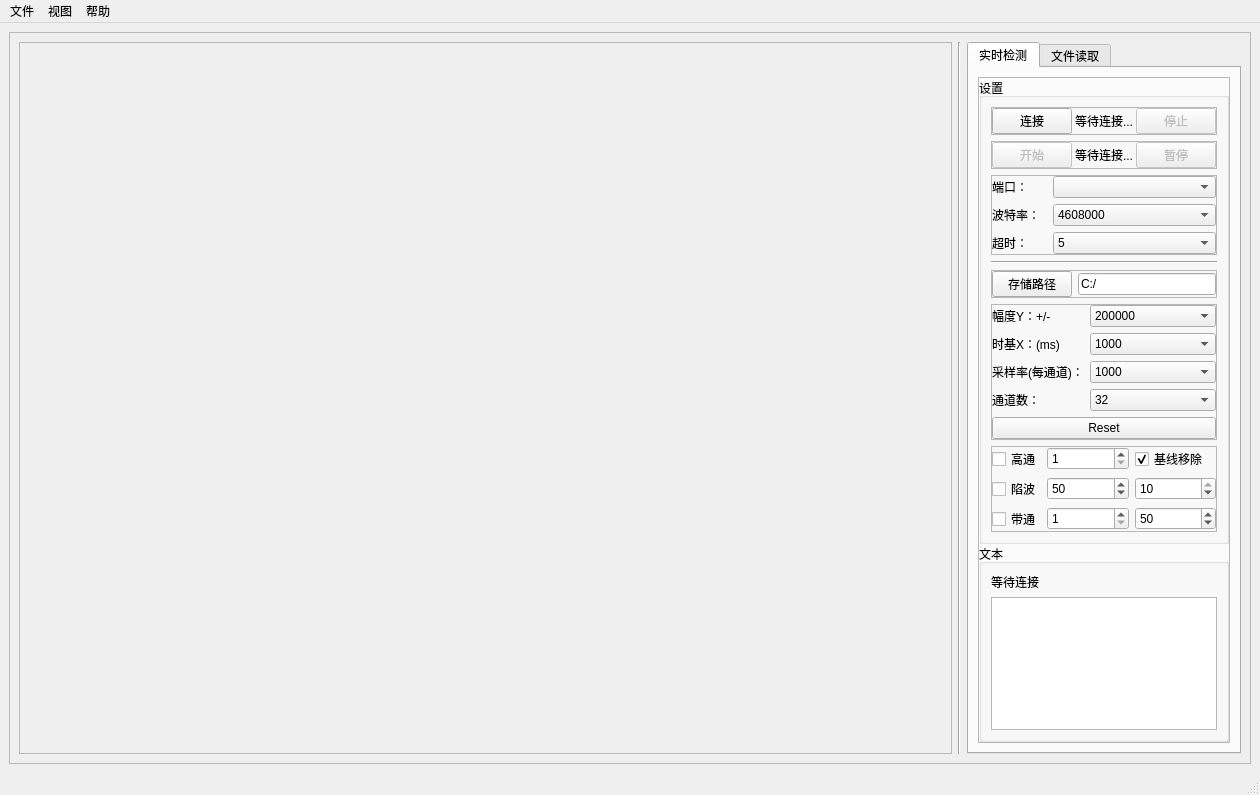
Bayyys/Notes, file AAA/ui/mainWindow.ui: the form before one commit.
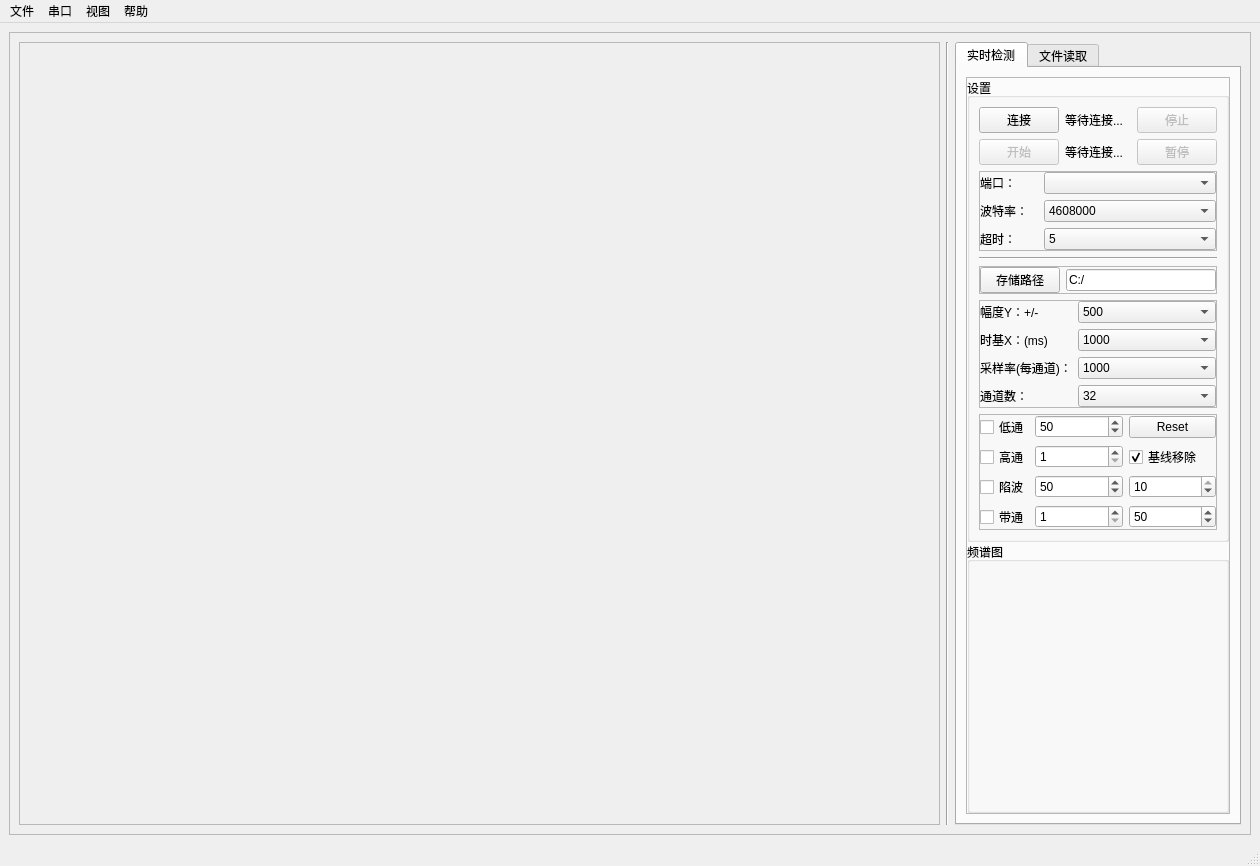
The form after the commit. The open tabs and pages were chosen to show the change.

```diff
--- a/AAA/ui/mainWindow.ui
+++ b/AAA/ui/mainWindow.ui
@@ -7,7 +7,7 @@
     <x>0</x>
     <y>0</y>
     <width>1260</width>
-    <height>795</height>
+    <height>866</height>
    </rect>
   </property>
   <property name="sizePolicy">
@@ -46,7 +46,7 @@
         <widget class="QScrollArea" name="scrollArea">
          <property name="sizePolicy">
           <sizepolicy hsizetype="Expanding" vsizetype="Expanding">
-           <horstretch>5</horstretch>
+           <horstretch>4</horstretch>
            <verstretch>0</verstretch>
           </sizepolicy>
          </property>
@@ -58,8 +58,8 @@
            <rect>
             <x>0</x>
             <y>0</y>
-            <width>935</width>
-            <height>713</height>
+            <width>929</width>
+            <height>781</height>
            </rect>
           </property>
           <layout class="QVBoxLayout" name="verticalLayout_4">
@@ -185,181 +185,164 @@
                   <number>9</number>
                  </property>
                  <item>
-                  <widget class="QFrame" name="frameConnected">
-                   <property name="sizePolicy">
-                    <sizepolicy hsizetype="Preferred" vsizetype="Fixed">
-                     <horstretch>0</horstretch>
-                     <verstretch>0</verstretch>
-                    </sizepolicy>
+                  <layout class="QGridLayout" name="frameConnect">
+                   <property name="sizeConstraint">
+                    <enum>QLayout::SetDefaultConstraint</enum>
                    </property>
-                   <property name="frameShape">
-                    <enum>QFrame::StyledPanel</enum>
-                   </property>
-                   <property name="frameShadow">
-                    <enum>QFrame::Raised</enum>
-                   </property>
-                   <layout class="QHBoxLayout" name="horizontalLayout_4">
-                    <property name="spacing">
-                     <number>3</number>
-                    </property>
-                    <property name="leftMargin">
-                     <number>0</number>
-                    </property>
-                    <property name="topMargin">
-                     <number>0</number>
-                    </property>
-                    <property name="rightMargin">
-                     <number>0</number>
-                    </property>
-                    <property name="bottomMargin">
-                     <number>0</number>
-                    </property>
-                    <item>
-                     <widget class="QPushButton" name="btn_connect">
-                      <property name="sizePolicy">
-                       <sizepolicy hsizetype="Expanding" vsizetype="Fixed">
-                        <horstretch>1</horstretch>
-                        <verstretch>0</verstretch>
-                       </sizepolicy>
-                      </property>
-                      <property name="text">
-                       <string>连接</string>
-                      </property>
-                     </widget>
-                    </item>
-                    <item>
-                     <widget class="QLabel" name="lb_connect">
-                      <property name="sizePolicy">
-                       <sizepolicy hsizetype="Expanding" vsizetype="Preferred">
-                        <horstretch>2</horstretch>
-                        <verstretch>0</verstretch>
-                       </sizepolicy>
-                      </property>
-                      <property name="maximumSize">
-                       <size>
-                        <width>98</width>
-                        <height>16777215</height>
-                       </size>
-                      </property>
-                      <property name="mouseTracking">
-                       <bool>false</bool>
-                      </property>
-                      <property name="layoutDirection">
-                       <enum>Qt::LeftToRight</enum>
-                      </property>
-                      <property name="styleSheet">
-                       <string notr="true"/>
-                      </property>
-                      <property name="text">
-                       <string>等待连接...</string>
-                      </property>
-                     </widget>
-                    </item>
-                    <item>
-                     <widget class="QPushButton" name="btn_disconnect">
-                      <property name="enabled">
-                       <bool>false</bool>
-                      </property>
-                      <property name="sizePolicy">
-                       <sizepolicy hsizetype="Expanding" vsizetype="Fixed">
-                        <horstretch>1</horstretch>
-                        <verstretch>0</verstretch>
-                       </sizepolicy>
-                      </property>
-                      <property name="text">
-                       <string>停止</string>
-                      </property>
-                     </widget>
-                    </item>
-                   </layout>
-                  </widget>
-                 </item>
-                 <item>
-                  <widget class="QFrame" name="frameStarted">
-                   <property name="sizePolicy">
-                    <sizepolicy hsizetype="Preferred" vsizetype="Fixed">
-                     <horstretch>0</horstretch>
-                     <verstretch>0</verstretch>
-                    </sizepolicy>
-                   </property>
-                   <property name="frameShape">
-                    <enum>QFrame::StyledPanel</enum>
-                   </property>
-                   <property name="frameShadow">
-                    <enum>QFrame::Raised</enum>
-                   </property>
-                   <layout class="QHBoxLayout" name="horizontalLayout_5">
-                    <property name="spacing">
-                     <number>3</number>
-                    </property>
-                    <property name="leftMargin">
-                     <number>0</number>
-                    </property>
-                    <property name="topMargin">
-                     <number>0</number>
-                    </property>
-                    <property name="rightMargin">
-                     <number>0</number>
-                    </property>
-                    <property name="bottomMargin">
-                     <number>0</number>
-                    </property>
-                    <item>
-                     <widget class="QPushButton" name="btn_start">
-                      <property name="enabled">
-                       <bool>false</bool>
-                      </property>
-                      <property name="sizePolicy">
-                       <sizepolicy hsizetype="Expanding" vsizetype="Fixed">
-                        <horstretch>1</horstretch>
-                        <verstretch>0</verstretch>
-                       </sizepolicy>
-                      </property>
-                      <property name="text">
-                       <string>开始</string>
-                      </property>
-                     </widget>
-                    </item>
-                    <item>
-                     <widget class="QLabel" name="lb_start">
-                      <property name="sizePolicy">
-                       <sizepolicy hsizetype="Expanding" vsizetype="Preferred">
-                        <horstretch>2</horstretch>
-                        <verstretch>0</verstretch>
-                       </sizepolicy>
-                      </property>
-                      <property name="maximumSize">
-                       <size>
-                        <width>98</width>
-                        <height>16777215</height>
-                       </size>
-                      </property>
-                      <property name="styleSheet">
-                       <string notr="true"/>
-                      </property>
-                      <property name="text">
-                       <string>等待连接...</string>
-                      </property>
-                     </widget>
-                    </item>
-                    <item>
-                     <widget class="QPushButton" name="btn_stop">
-                      <property name="enabled">
-                       <bool>false</bool>
-                      </property>
-                      <property name="sizePolicy">
-                       <sizepolicy hsizetype="Expanding" vsizetype="Fixed">
-                        <horstretch>1</horstretch>
-                        <verstretch>0</verstretch>
-                       </sizepolicy>
-                      </property>
-                      <property name="text">
-                       <string>暂停</string>
-                      </property>
-                     </widget>
-                    </item>
-                   </layout>
-                  </widget>
+                   <item row="0" column="2">
+                    <widget class="QPushButton" name="btn_disconnect">
+                     <property name="enabled">
+                      <bool>false</bool>
+                     </property>
+                     <property name="sizePolicy">
+                      <sizepolicy hsizetype="Expanding" vsizetype="Fixed">
+                       <horstretch>1</horstretch>
+                       <verstretch>0</verstretch>
+                      </sizepolicy>
+                     </property>
+                     <property name="text">
+                      <string>停止</string>
+                     </property>
+                    </widget>
+                   </item>
+                   <item row="1" column="2">
+                    <widget class="QPushButton" name="btn_stop">
+                     <property name="enabled">
+                      <bool>false</bool>
+                     </property>
+                     <property name="sizePolicy">
+                      <sizepolicy hsizetype="Expanding" vsizetype="Fixed">
+                       <horstretch>1</horstretch>
+                       <verstretch>0</verstretch>
+                      </sizepolicy>
+                     </property>
+                     <property name="text">
+                      <string>暂停</string>
+                     </property>
+                    </widget>
+                   </item>
+                   <item row="1" column="0">
+                    <widget class="QPushButton" name="btn_start">
+                     <property name="enabled">
+                      <bool>false</bool>
+                     </property>
+                     <property name="sizePolicy">
+                      <sizepolicy hsizetype="Expanding" vsizetype="Fixed">
+                       <horstretch>1</horstretch>
+                       <verstretch>0</verstretch>
+                      </sizepolicy>
+                     </property>
+                     <property name="text">
+                      <string>开始</string>
+                     </property>
+                    </widget>
+                   </item>
+                   <item row="0" column="0">
+                    <widget class="QPushButton" name="btn_connect">
+                     <property name="sizePolicy">
+                      <sizepolicy hsizetype="Expanding" vsizetype="Fixed">
+                       <horstretch>1</horstretch>
+                       <verstretch>0</verstretch>
+                      </sizepolicy>
+                     </property>
+                     <property name="text">
+                      <string>连接</string>
+                     </property>
+                    </widget>
+                   </item>
+                   <item row="1" column="1">
+                    <widget class="QLabel" name="lb_start">
+                     <property name="sizePolicy">
+                      <sizepolicy hsizetype="Expanding" vsizetype="Preferred">
+                       <horstretch>2</horstretch>
+                       <verstretch>0</verstretch>
+                      </sizepolicy>
+                     </property>
+                     <property name="maximumSize">
+                      <size>
+                       <width>16777215</width>
+                       <height>16777215</height>
+                      </size>
+                     </property>
+                     <property name="baseSize">
+                      <size>
+                       <width>66</width>
+                       <height>0</height>
+                      </size>
+                     </property>
+                     <property name="styleSheet">
+                      <string notr="true"/>
+                     </property>
+                     <property name="frameShape">
+                      <enum>QFrame::NoFrame</enum>
+                     </property>
+                     <property name="text">
+                      <string>等待连接...</string>
+                     </property>
+                     <property name="scaledContents">
+                      <bool>true</bool>
+                     </property>
+                     <property name="wordWrap">
+                      <bool>false</bool>
+                     </property>
+                    </widget>
+                   </item>
+                   <item row="0" column="1">
+                    <widget class="QLabel" name="lb_connect">
+                     <property name="sizePolicy">
+                      <sizepolicy hsizetype="Expanding" vsizetype="Preferred">
+                       <horstretch>2</horstretch>
+                       <verstretch>0</verstretch>
+                      </sizepolicy>
+                     </property>
+                     <property name="minimumSize">
+                      <size>
+                       <width>66</width>
+                       <height>0</height>
+                      </size>
+                     </property>
+                     <property name="maximumSize">
+                      <size>
+                       <width>16777215</width>
+                       <height>16777215</height>
+                      </size>
+                     </property>
+                     <property name="baseSize">
+                      <size>
+                       <width>66</width>
+                       <height>0</height>
+                      </size>
+                     </property>
+                     <property name="mouseTracking">
+                      <bool>false</bool>
+                     </property>
+                     <property name="contextMenuPolicy">
+                      <enum>Qt::DefaultContextMenu</enum>
+                     </property>
+                     <property name="layoutDirection">
+                      <enum>Qt::LeftToRight</enum>
+                     </property>
+                     <property name="styleSheet">
+                      <string notr="true"/>
+                     </property>
+                     <property name="frameShape">
+                      <enum>QFrame::NoFrame</enum>
+                     </property>
+                     <property name="text">
+                      <string>等待连接...</string>
+                     </property>
+                     <property name="scaledContents">
+                      <bool>true</bool>
+                     </property>
+                     <property name="alignment">
+                      <set>Qt::AlignLeading|Qt::AlignLeft|Qt::AlignVCenter</set>
+                     </property>
+                     <property name="wordWrap">
+                      <bool>false</bool>
+                     </property>
+                    </widget>
+                   </item>
+                  </layout>
                  </item>
                  <item>
                   <widget class="QFrame" name="frameCom">
@@ -610,7 +593,7 @@
                        </sizepolicy>
                       </property>
                       <property name="currentIndex">
-                       <number>7</number>
+                       <number>4</number>
                       </property>
                       <item>
                        <property name="text">
@@ -813,19 +796,11 @@
                         <string>5000</string>
                        </property>
                       </item>
-                     </widget>
-                    </item>
-                    <item row="4" column="0" colspan="2">
-                     <widget class="QPushButton" name="btn_reset">
-                      <property name="sizePolicy">
-                       <sizepolicy hsizetype="Expanding" vsizetype="Fixed">
-                        <horstretch>0</horstretch>
-                        <verstretch>0</verstretch>
-                       </sizepolicy>
-                      </property>
-                      <property name="text">
-                       <string>Reset</string>
-                      </property>
+                      <item>
+                       <property name="text">
+                        <string>8000</string>
+                       </property>
+                      </item>
                      </widget>
                     </item>
                    </layout>
@@ -858,45 +833,7 @@
                     <property name="bottomMargin">
                      <number>0</number>
                     </property>
-                    <item row="3" column="1">
-                     <widget class="QSpinBox" name="sb_band_pass">
-                      <property name="sizePolicy">
-                       <sizepolicy hsizetype="Expanding" vsizetype="Fixed">
-                        <horstretch>2</horstretch>
-                        <verstretch>0</verstretch>
-                       </sizepolicy>
-                      </property>
-                      <property name="buttonSymbols">
-                       <enum>QAbstractSpinBox::UpDownArrows</enum>
-                      </property>
-                      <property name="minimum">
-                       <number>1</number>
-                      </property>
-                      <property name="maximum">
-                       <number>100</number>
-                      </property>
-                     </widget>
-                    </item>
-                    <item row="2" column="1">
-                     <widget class="QSpinBox" name="sb_notch_cutoff">
-                      <property name="sizePolicy">
-                       <sizepolicy hsizetype="Expanding" vsizetype="Fixed">
-                        <horstretch>2</horstretch>
-                        <verstretch>0</verstretch>
-                       </sizepolicy>
-                      </property>
-                      <property name="minimum">
-                       <number>40</number>
-                      </property>
-                      <property name="maximum">
-                       <number>60</number>
-                      </property>
-                      <property name="value">
-                       <number>50</number>
-                      </property>
-                     </widget>
-                    </item>
-                    <item row="2" column="0">
+                    <item row="4" column="0">
                      <widget class="QCheckBox" name="ck_notch">
                       <property name="sizePolicy">
                        <sizepolicy hsizetype="Expanding" vsizetype="Fixed">
@@ -909,7 +846,77 @@
                       </property>
                      </widget>
                     </item>
+                    <item row="5" column="3">
+                     <widget class="QSpinBox" name="sb_band_stop">
+                      <property name="sizePolicy">
+                       <sizepolicy hsizetype="Expanding" vsizetype="Fixed">
+                        <horstretch>2</horstretch>
+                        <verstretch>0</verstretch>
+                       </sizepolicy>
+                      </property>
+                      <property name="minimum">
+                       <number>1</number>
+                      </property>
+                      <property name="maximum">
+                       <number>100</number>
+                      </property>
+                      <property name="value">
+                       <number>50</number>
+                      </property>
+                     </widget>
+                    </item>
+                    <item row="2" column="1">
+                     <widget class="QSpinBox" name="sb_low">
+                      <property name="sizePolicy">
+                       <sizepolicy hsizetype="Expanding" vsizetype="Fixed">
+                        <horstretch>2</horstretch>
+                        <verstretch>0</verstretch>
+                       </sizepolicy>
+                      </property>
+                      <property name="minimum">
+                       <number>1</number>
+                      </property>
+                      <property name="maximum">
+                       <number>100</number>
+                      </property>
+                      <property name="value">
+                       <number>50</number>
+                      </property>
+                     </widget>
+                    </item>
                     <item row="3" column="0">
+                     <widget class="QCheckBox" name="ck_high">
+                      <property name="sizePolicy">
+                       <sizepolicy hsizetype="Expanding" vsizetype="Fixed">
+                        <horstretch>1</horstretch>
+                        <verstretch>0</verstretch>
+                       </sizepolicy>
+                      </property>
+                      <property name="text">
+                       <string>高通</string>
+                      </property>
+                     </widget>
+                    </item>
+                    <item row="4" column="3">
+                     <widget class="QSpinBox" name="sb_notch_param">
+                      <property name="sizePolicy">
+                       <sizepolicy hsizetype="Expanding" vsizetype="Fixed">
+                        <horstretch>2</horstretch>
+                        <verstretch>0</verstretch>
+                       </sizepolicy>
+                      </property>
+                      <property name="minimum">
+                       <number>1</number>
+                      </property>
+                      <property name="maximum">
+                       <number>10</number>
+                      </property>
+                      <property name="value">
+                       <number>10</number>
+                      </property>
+                     </widget>
+                    </item>
+                    <item row="5" column="0">
                      <widget class="QCheckBox" name="ck_band">
                       <property name="sizePolicy">
                        <sizepolicy hsizetype="Expanding" vsizetype="Fixed">
@@ -922,7 +929,26 @@
                       </property>
                      </widget>
                     </item>
-                    <item row="1" column="1">
+                    <item row="4" column="1">
+                     <widget class="QSpinBox" name="sb_notch_cutoff">
+                      <property name="sizePolicy">
+                       <sizepolicy hsizetype="Expanding" vsizetype="Fixed">
+                        <horstretch>2</horstretch>
+                        <verstretch>0</verstretch>
+                       </sizepolicy>
+                      </property>
+                      <property name="minimum">
+                       <number>40</number>
+                      </property>
+                      <property name="maximum">
+                       <number>60</number>
+                      </property>
+                      <property name="value">
+                       <number>50</number>
+                      </property>
+                     </widget>
+                    </item>
+                    <item row="3" column="1">
                      <widget class="QSpinBox" name="sb_high">
                       <property name="sizePolicy">
                        <sizepolicy hsizetype="Expanding" vsizetype="Fixed">
@@ -938,8 +964,27 @@
                       </property>
                      </widget>
                     </item>
-                    <item row="1" column="0">
-                     <widget class="QCheckBox" name="ck_high">
+                    <item row="5" column="1">
+                     <widget class="QSpinBox" name="sb_band_pass">
+                      <property name="sizePolicy">
+                       <sizepolicy hsizetype="Expanding" vsizetype="Fixed">
+                        <horstretch>2</horstretch>
+                        <verstretch>0</verstretch>
+                       </sizepolicy>
+                      </property>
+                      <property name="buttonSymbols">
+                       <enum>QAbstractSpinBox::UpDownArrows</enum>
+                      </property>
+                      <property name="minimum">
+                       <number>1</number>
+                      </property>
+                      <property name="maximum">
+                       <number>100</number>
+                      </property>
+                     </widget>
+                    </item>
+                    <item row="2" column="0">
+                     <widget class="QCheckBox" name="ck_low">
                       <property name="sizePolicy">
                        <sizepolicy hsizetype="Expanding" vsizetype="Fixed">
                         <horstretch>1</horstretch>
@@ -947,49 +992,11 @@
                        </sizepolicy>
                       </property>
                       <property name="text">
-                       <string>高通</string>
+                       <string>低通</string>
                       </property>
                      </widget>
                     </item>
                     <item row="3" column="3">
-                     <widget class="QSpinBox" name="sb_band_stop">
-                      <property name="sizePolicy">
-                       <sizepolicy hsizetype="Expanding" vsizetype="Fixed">
-                        <horstretch>2</horstretch>
-                        <verstretch>0</verstretch>
-                       </sizepolicy>
-                      </property>
-                      <property name="minimum">
-                       <number>1</number>
-                      </property>
-                      <property name="maximum">
-                       <number>100</number>
-                      </property>
-                      <property name="value">
-                       <number>50</number>
-                      </property>
-                     </widget>
-                    </item>
-                    <item row="2" column="3">
-                     <widget class="QSpinBox" name="sb_notch_param">
-                      <property name="sizePolicy">
-                       <sizepolicy hsizetype="Expanding" vsizetype="Fixed">
-                        <horstretch>2</horstretch>
-                        <verstretch>0</verstretch>
-                       </sizepolicy>
-                      </property>
-                      <property name="minimum">
-                       <number>1</number>
-                      </property>
-                      <property name="maximum">
-                       <number>10</number>
-                      </property>
-                      <property name="value">
-                       <number>10</number>
-                      </property>
-                     </widget>
-                    </item>
-                    <item row="1" column="3">
                      <widget class="QCheckBox" name="ck_baseline">
                       <property name="sizePolicy">
                        <sizepolicy hsizetype="Expanding" vsizetype="Fixed">
@@ -1005,6 +1012,19 @@
                       </property>
                      </widget>
                     </item>
+                    <item row="2" column="3">
+                     <widget class="QPushButton" name="btn_reset">
+                      <property name="sizePolicy">
+                       <sizepolicy hsizetype="Expanding" vsizetype="Fixed">
+                        <horstretch>0</horstretch>
+                        <verstretch>0</verstretch>
+                       </sizepolicy>
+                      </property>
+                      <property name="text">
+                       <string>Reset</string>
+                      </property>
+                     </widget>
+                    </item>
                    </layout>
                   </widget>
                  </item>
@@ -1020,46 +1040,39 @@
                  </sizepolicy>
                 </property>
                 <property name="title">
-                 <string>文本</string>
+                 <string>频谱图</string>
                 </property>
                 <layout class="QVBoxLayout" name="verticalLayout_3">
+                 <property name="spacing">
+                  <number>3</number>
+                 </property>
                  <property name="leftMargin">
-                  <number>9</number>
+                  <number>3</number>
                  </property>
                  <property name="topMargin">
-                  <number>9</number>
+                  <number>3</number>
                  </property>
                  <property name="rightMargin">
-                  <number>9</number>
+                  <number>3</number>
                  </property>
                  <property name="bottomMargin">
-                  <number>9</number>
+                  <number>3</number>
                  </property>
                  <item>
-                  <widget class="QLabel" name="lb_info">
-                   <property name="sizePolicy">
-                    <sizepolicy hsizetype="Expanding" vsizetype="Fixed">
-                     <horstretch>0</horstretch>
-                     <verstretch>0</verstretch>
-                    </sizepolicy>
+                  <layout class="QVBoxLayout" name="layoutFFT">
+                   <property name="leftMargin">
+                    <number>3</number>
                    </property>
-                   <property name="text">
-                    <string>等待连接</string>
+                   <property name="topMargin">
+                    <number>3</number>
                    </property>
-                  </widget>
-                 </item>
-                 <item>
-                  <widget class="QTextEdit" name="et_text">
-                   <property name="sizePolicy">
-                    <sizepolicy hsizetype="Expanding" vsizetype="Preferred">
-                     <horstretch>0</horstretch>
-                     <verstretch>0</verstretch>
-                    </sizepolicy>
+                   <property name="rightMargin">
+                    <number>3</number>
                    </property>
-                   <property name="autoFillBackground">
-                    <bool>false</bool>
+                   <property name="bottomMargin">
+                    <number>3</number>
                    </property>
-                  </widget>
+                  </layout>
                  </item>
                 </layout>
                </widget>
@@ -1663,7 +1676,7 @@
      <x>0</x>
      <y>0</y>
      <width>1260</width>
-     <height>22</height>
+     <height>23</height>
     </rect>
    </property>
    <widget class="QMenu" name="menu">
@@ -1676,7 +1689,7 @@
    </widget>
    <widget class="QMenu" name="menu_2">
     <property name="title">
-     <string>视图</string>
+     <string>串口</string>
     </property>
    </widget>
    <widget class="QMenu" name="menu_3">
@@ -1684,8 +1697,16 @@
      <string>帮助</string>
     </property>
    </widget>
+   <widget class="QMenu" name="menu_4">
+    <property name="title">
+     <string>视图</string>
+    </property>
+    <addaction name="actions"/>
+    <addaction name="actionsd"/>
+   </widget>
    <addaction name="menu"/>
    <addaction name="menu_2"/>
+   <addaction name="menu_4"/>
    <addaction name="menu_3"/>
   </widget>
   <widget class="QStatusBar" name="statusBar"/>
```
Left out of the diff: 246 changed lines with no effect on the pictures.
